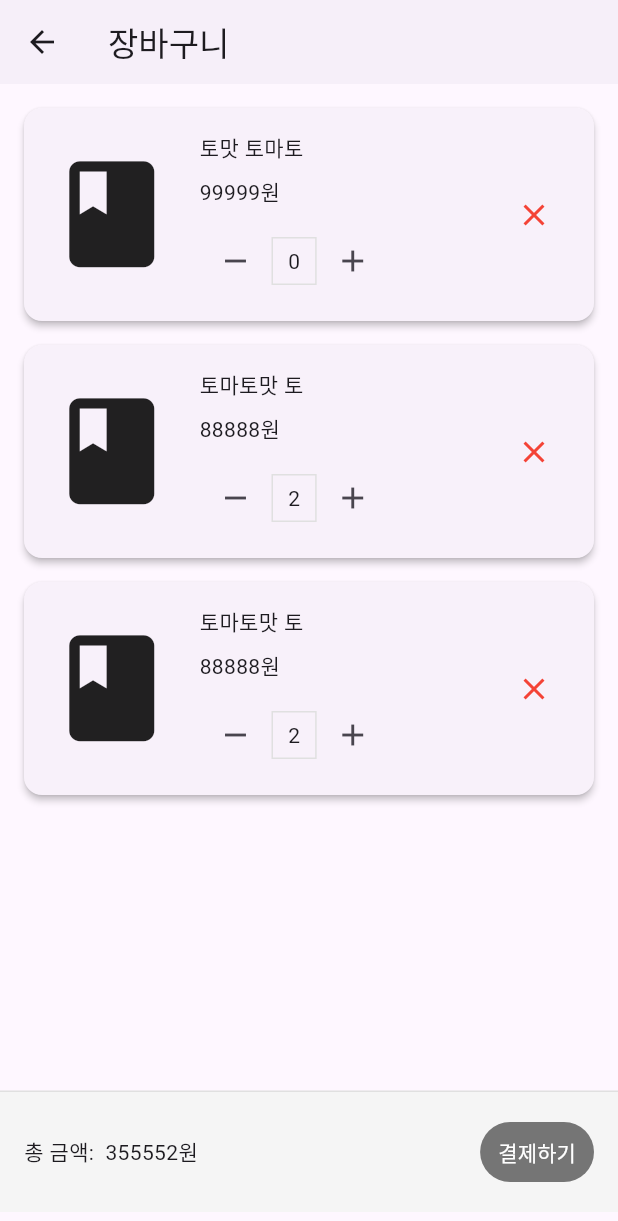
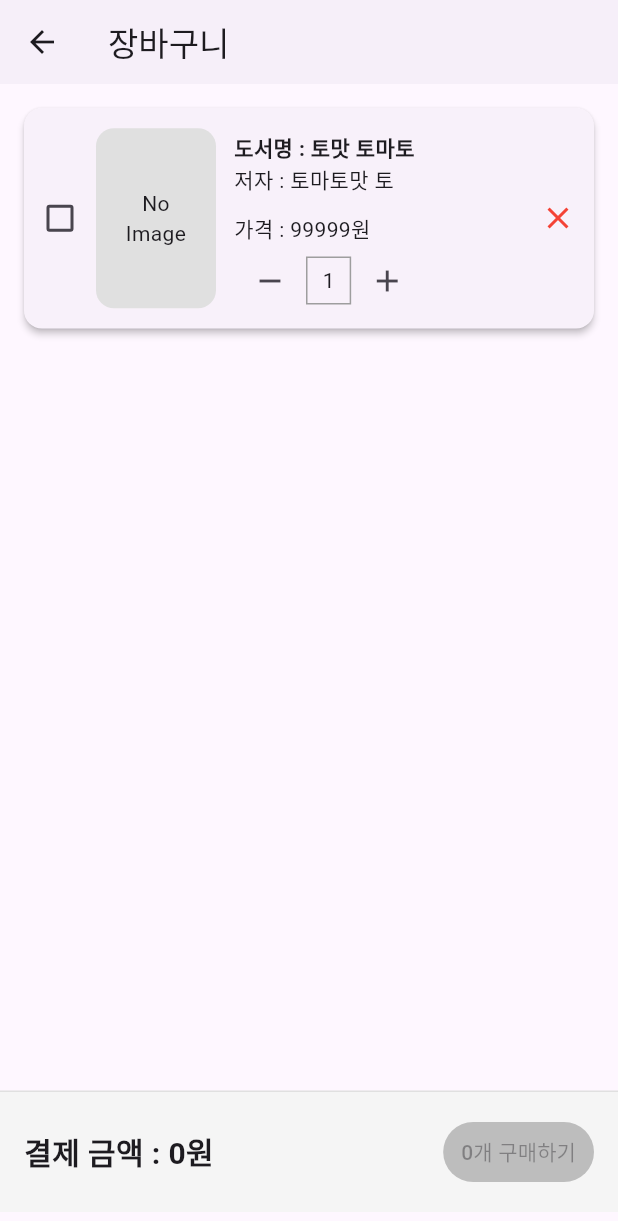
Before and after one commit to jaesol0105/flutter_shopping_app, a Flutter app: the CartPage screen opened directly, after a tap on the "remove" icon, on a phone screen of 412 x 824 dp. Shown: the top 1221 px of the screen. Run offline on Flutter 3.47's test engine with Material 3 defaults, Android fonts, the phone set to English and light mode, and no system bars.

Commit message:
feature: add cart_page with refactor

```diff
--- a/lib/view/cart_page/cart_list_view.dart
+++ b/lib/view/cart_page/cart_list_view.dart
@@ -2,22 +2,23 @@ import 'package:flutter/material.dart';
 import 'package:flutter_project_3/view/cart_page/cart_page.dart';
 
 class CartListView extends StatelessWidget {
-  final List<CartEntity> cartItems;
+  final List<BookEntity> cartItems;
   final Function(int) onRemove;
-  final Function(int, int) onUpdateHowMany;
+  final Function(int, int) onUpdateCount;
+  final Function(int, bool) onItemCheck;
 
   const CartListView({
     super.key,
     required this.cartItems,
     required this.onRemove,
-    required this.onUpdateHowMany,
+    required this.onUpdateCount,
+    required this.onItemCheck,
   });
 
-  int totalPrice() {
-    return cartItems.fold(
-      0,
-      (total, item) => total + (item.price * item.howMany),
-    );
+  int selectedItemsPrice() {
+    return cartItems
+        .where((item) => item.isChecked)
+        .fold(0, (total, item) => total + (item.price * item.count));
   }
 
   @override
@@ -34,26 +35,58 @@ class CartListView extends StatelessWidget {
                 margin: EdgeInsets.only(bottom: 16),
                 elevation: 2,
                 child: Padding(
-                  padding: EdgeInsets.all(16),
+                  padding: EdgeInsets.symmetric(vertical: 8),
                   child: Row(
                     children: [
+                      // 체크 버튼
+                      CheckButton(
+                        isChecked: cartItem.isChecked,
+                        onTap: (bool? value) =>
+                            onItemCheck(index, value ?? false),
+                      ),
                       // 책 이미지
-                      Icon(Icons.book, size: 85),
-                      SizedBox(width: 16),
+                      cartItem.image != null && cartItem.image!.isEmpty
+                          ? Container(
+                              decoration: BoxDecoration(
+                                borderRadius: BorderRadius.circular(12),
+                                color: Colors.grey[300],
+                              ),
+                              width: 80,
+                              height: 120,
+                              child: Center(
+                                child: Text(
+                                  "No\nImage",
+                                  textAlign: TextAlign.center,
+                                ),
+                              ),
+                            )
+                          : Image.network(
+                              cartItem.image!,
+                              width: 80,
+                              height: 120,
+                              fit: BoxFit.cover,
+                            ),
+                      SizedBox(width: 12),
                       Expanded(
                         child: Column(
                           crossAxisAlignment: CrossAxisAlignment.start,
                           children: [
+                            SizedBox(height: 8),
                             // 책 이름
-                            Text(cartItem.name, maxLines: 1),
-                            SizedBox(height: 8),
+                            Text(
+                              "도서명 : ${cartItem.title}",
+                              style: TextStyle(fontWeight: FontWeight.bold),
+                              maxLines: 1,
+                            ),
+                            // 책 저자
+                            Text("저자 : ${cartItem.author}"),
+                            SizedBox(height: 12),
                             // 책 가격
-                            Text('${cartItem.price.toStringAsFixed(0)}원'),
-                            SizedBox(height: 12),
+                            Text('가격 : ${cartItem.price.toStringAsFixed(0)}원'),
                             // 책 수량 버튼
-                            HowManyButton(
+                            CountButton(
                               index: index,
-                              onUpdateHowMany: onUpdateHowMany,
+                              onUpdateCount: onUpdateCount,
                               cartItem: cartItem,
                             ),
                           ],
@@ -78,23 +111,26 @@ class CartListView extends StatelessWidget {
           child: Row(
             mainAxisAlignment: MainAxisAlignment.spaceBetween,
             children: [
-              Row(
-                // 총 금액
-                children: [
-                  Text('총 금액:'),
-                  Text('  ${totalPrice().toStringAsFixed(0)}원'),
-                ],
+              Text(
+                '결제 금액 : ${selectedItemsPrice().toStringAsFixed(0)}원',
+                style: TextStyle(fontWeight: FontWeight.bold, fontSize: 20),
               ),
               // 결제 버튼
               TextButton(
-                onPressed: () {
-                  // 기능 미구현
-                },
+                onPressed: cartItems.any((item) => item.isChecked)
+                    ? () {
+                        // 기능 미구현
+                      }
+                    : null,
                 style: TextButton.styleFrom(
-                  backgroundColor: Colors.grey[600],
+                  backgroundColor: cartItems.any((item) => item.isChecked)
+                      ? Colors.grey[600]
+                      : Colors.grey[400],
                   foregroundColor: Colors.white,
                 ),
-                child: Text('결제하기'),
+                child: Text(
+                  "${cartItems.where((item) => item.isChecked).length}개 구매하기",
+                ),
               ),
             ],
           ),
@@ -112,7 +148,7 @@ class DeleteCartButton extends StatelessWidget {
   });
 
   final int index;
-  final Function(int p1) onRemove;
+  final Function(int index) onRemove;
 
   @override
   Widget build(BuildContext context) {
@@ -123,7 +159,7 @@ class DeleteCartButton extends StatelessWidget {
           builder: (BuildContext context) {
             return AlertDialog(
               title: Center(child: Text('진짜 안 사?')),
-              content: Text('진짜 진짜 진짜 안 사?'),
+              content: Text('진짜 진짜 진짜 진짜 진짜 진짜 진짜 진짜 안 사?'),
               actions: [
                 TextButton(
                   onPressed: () => Navigator.of(context).pop(),
@@ -146,17 +182,17 @@ class DeleteCartButton extends StatelessWidget {
   }
 }
 
-class HowManyButton extends StatelessWidget {
-  const HowManyButton({
+class CountButton extends StatelessWidget {
+  const CountButton({
     super.key,
     required this.index,
-    required this.onUpdateHowMany,
+    required this.onUpdateCount,
     required this.cartItem,
   });
 
   final int index;
-  final Function(int p1, int p2) onUpdateHowMany;
-  final CartEntity cartItem;
+  final Function(int index, int newCount) onUpdateCount;
+  final BookEntity cartItem;
 
   @override
   Widget build(BuildContext context) {
@@ -164,20 +200,20 @@ class HowManyButton extends StatelessWidget {
       children: [
         IconButton(
           onPressed: () {
-            onUpdateHowMany(index, cartItem.howMany - 1);
+            onUpdateCount(index, cartItem.count - 1);
           },
           icon: Icon(Icons.remove),
         ),
         Container(
           padding: EdgeInsets.symmetric(horizontal: 10, vertical: 5),
           decoration: BoxDecoration(
-            border: Border.all(color: Colors.grey[300]!),
+            border: Border.all(color: Colors.grey[500]!),
           ),
-          child: Text('${cartItem.howMany}'),
+          child: Text('${cartItem.count}'),
         ),
         IconButton(
           onPressed: () {
-            onUpdateHowMany(index, cartItem.howMany + 1);
+            onUpdateCount(index, cartItem.count + 1);
           },
           icon: Icon(Icons.add),
         ),
@@ -185,3 +221,15 @@ class HowManyButton extends StatelessWidget {
     );
   }
 }
+
+class CheckButton extends StatelessWidget {
+  final bool isChecked;
+  final Function(bool?) onTap;
+
+  const CheckButton({super.key, required this.isChecked, required this.onTap});
+
+  @override
+  Widget build(BuildContext context) {
+    return Checkbox(value: isChecked, onChanged: onTap);
+  }
+}
--- a/lib/view/cart_page/cart_page.dart
+++ b/lib/view/cart_page/cart_page.dart
@@ -2,18 +2,45 @@ import 'package:flutter/material.dart';
 import 'package:flutter_project_3/view/cart_page/cart_list_view.dart';
 import 'package:flutter_project_3/view/cart_page/empty_cart.dart';
 
-class CartEntity {
-  final String name;
-  final String? image; // 이거 어떻게 해야할지 모르겠음 사진임
+class BookEntity {
+  final String title;
+  final String author;
+  final String? description;
+  final String? image;
   final int price;
-  final int howMany;
+  final int count;
+  final bool isChecked;
 
-  CartEntity({
-    required this.name,
+  BookEntity({
+    required this.title,
+    required this.author,
+    this.description,
     this.image,
     required this.price,
-    required this.howMany,
+    required this.count,
+    this.isChecked = false,
   });
+
+  // 코드 간소화
+  BookEntity copyWith({
+    String? title,
+    String? author,
+    String? description,
+    String? image,
+    int? price,
+    int? count,
+    bool? isChecked,
+  }) {
+    return BookEntity(
+      title: title ?? this.title,
+      author: author ?? this.author,
+      description: description ?? this.description,
+      image: image ?? this.image,
+      price: price ?? this.price,
+      count: count ?? this.count,
+      isChecked: isChecked ?? this.isChecked,
+    );
+  }
 }
 
 class CartPage extends StatefulWidget {
@@ -24,46 +51,50 @@ class CartPage extends StatefulWidget {
 }
 
 class _CartPageState extends State<CartPage> {
-  List<CartEntity> cart = [
+  List<BookEntity> cart = [
     // 예시임
-    CartEntity(name: "토맛 토마토", image: "", price: 99999, howMany: 1),
-    CartEntity(name: "토마토맛 토", image: "", price: 88888, howMany: 2),
-    CartEntity(name: "토마토맛 토", image: "", price: 88888, howMany: 2),
+    BookEntity(
+      title: "토맛 토마토",
+      author: "토마토맛 토",
+      price: 99999,
+      count: 1,
+      image: "",
+      isChecked: false,
+    ),
   ];
 
-  void removeCart(int index) {
+  void removeItem(int index) {
     setState(() {
       cart.removeAt(index);
     });
   }
 
-  // 책 수량 0 보다 작아지지 않음
-  void updateHowMany(int index, int newHowMany) {
-    int zeroHowMany = newHowMany < 0 ? 0 : newHowMany;
+  // 책 수량 1 보다 작아지지 않음
+  void updateCount(int index, int newCount) {
+    int minCount = newCount < 1 ? 1 : newCount;
     setState(() {
-      cart[index] = CartEntity(
-        name: cart[index].name,
-        image: cart[index].image,
-        price: cart[index].price,
-        howMany: zeroHowMany,
-      );
+      cart[index] = cart[index].copyWith(count: minCount);
+    });
+  }
+
+  // 아이템 체크박스
+  void ItemCheck(int index, bool isChecked) {
+    setState(() {
+      cart[index] = cart[index].copyWith(isChecked: isChecked);
     });
   }
 
   @override
   Widget build(BuildContext context) {
     return Scaffold(
-      appBar: AppBar(
-        leading: Icon(Icons.arrow_back),
-        title: Text('장바구니'),
-        elevation: 1,
-      ),
+      appBar: AppBar(title: Text('장바구니'), elevation: 1),
       body: cart.isEmpty
           ? EmptyCart()
           : CartListView(
               cartItems: cart,
-              onRemove: removeCart,
-              onUpdateHowMany: updateHowMany,
+              onRemove: removeItem,
+              onUpdateCount: updateCount,
+              onItemCheck: ItemCheck,
             ),
     );
   }
```
